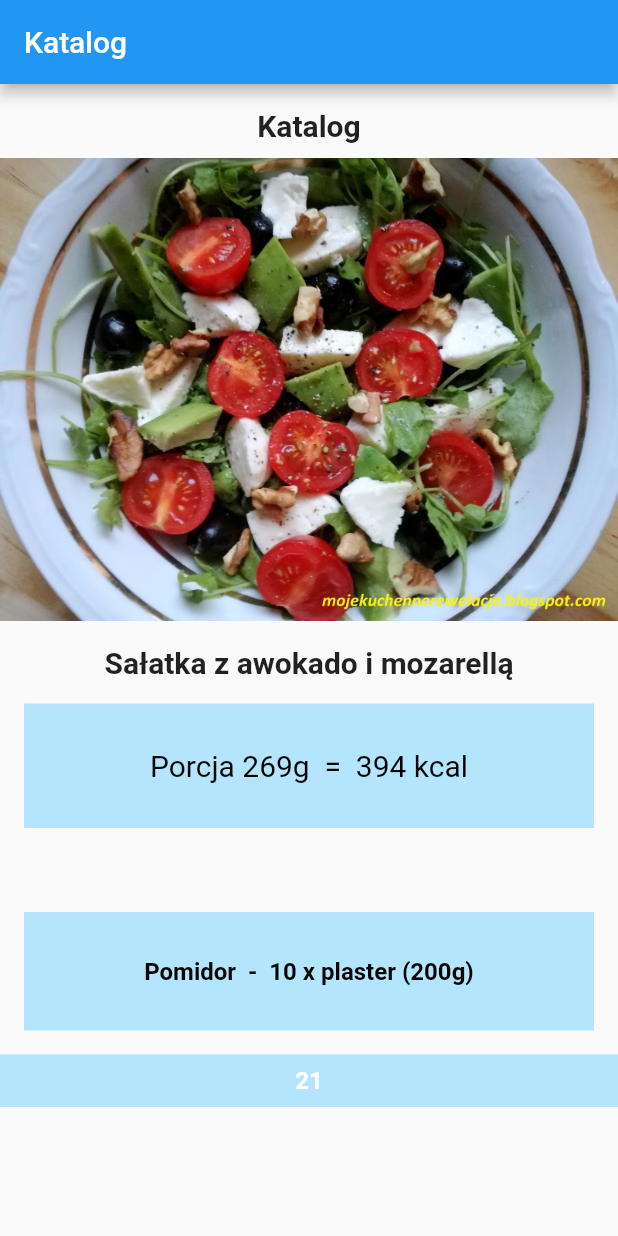
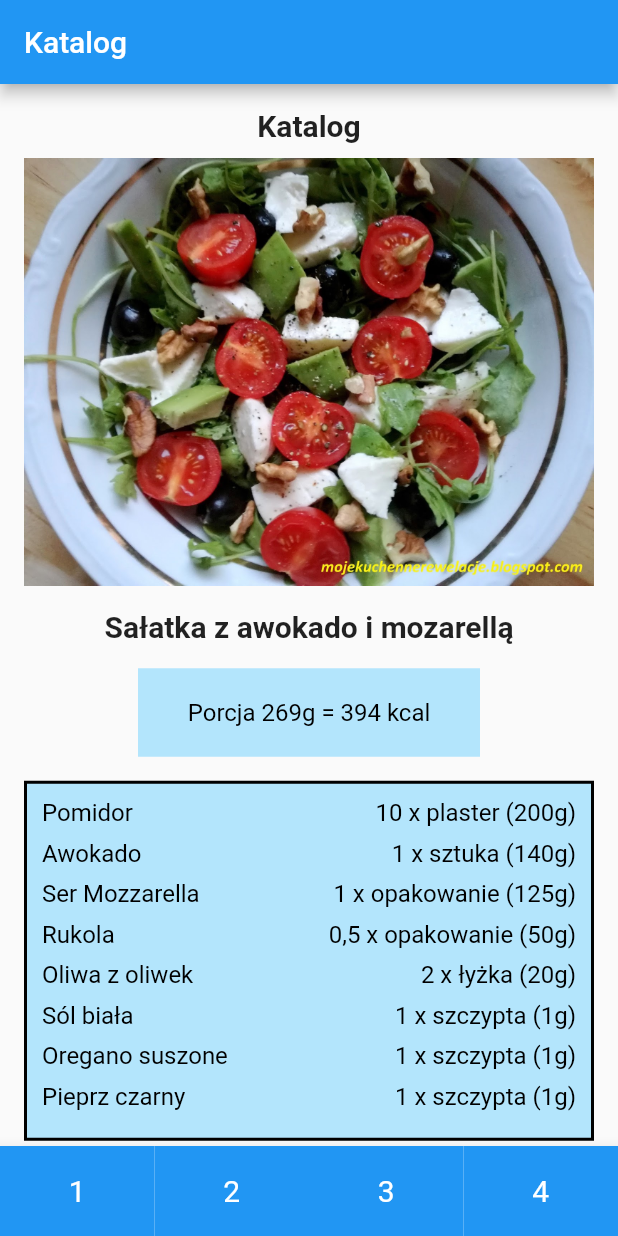
Before and after one commit to Jakub7G/ekran2, a Flutter app: the screen it shows after launch, on a phone screen of 412 x 824 dp. Run offline on Flutter 3.47's test engine with Material 2 defaults, Android fonts, the phone set to English and light mode, and no system bars.

Commit message:
Ekran 2-gi

```diff
--- a/lib/main.dart
+++ b/lib/main.dart
@@ -16,10 +16,13 @@ class MyApp extends StatelessWidget {
         appBar: AppBar(
           title: Text('Katalog'),
         ),
-        body: Column(
-          mainAxisAlignment: MainAxisAlignment.start,
+        body: SingleChildScrollView(
+          child: Padding(
+            padding: const EdgeInsets.all(16.0),
+            child: Column(
+              crossAxisAlignment: CrossAxisAlignment.start,
               children: [
-            SizedBox(height: 16),
+                SizedBox(height: 0.5),
                 Center(
                   child: Text(
                     'Katalog',
@@ -43,59 +46,113 @@ class MyApp extends StatelessWidget {
                 ),
                 SizedBox(height: 16),
                 Padding(
-              padding: EdgeInsets.symmetric(horizontal: 16),
+                  padding: EdgeInsets.symmetric(horizontal: 76),
                   child: Container(
                     width: double.infinity,
-                padding: EdgeInsets.all(30),
+                    padding: EdgeInsets.all(20),
                     color: Colors.lightBlue[100],
                     child: Text(
-                  'Porcja 269g  =  394 kcal',
+                      'Porcja 269g = 394 kcal',
                       style: TextStyle(
                         color: Colors.black,
-                    fontSize: 20,
+                        fontSize: 16,
                       ),
                       textAlign: TextAlign.center,
                     ),
                   ),
                 ),
-            SizedBox(height: 56),
-            Padding(
-              padding: EdgeInsets.symmetric(horizontal: 16),
-              child: Container(
-                width: double.infinity,
-                padding: EdgeInsets.all(30),
-                color: Colors.lightBlue[100],
-                child: Text(
-                  'Pomidor  -  10 x plaster (200g)',
-                  style: TextStyle(
-                    color: Colors.black,
-                    fontSize: 16,
-                    fontWeight: FontWeight.bold,
-                  ),
-                  textAlign: TextAlign.center,
+
+                SizedBox(height: 16),
+                CatalogTable(),
+              ],
             ),
           ),
         ),
-            SizedBox(height: 16),
-            Center(
-              child: Container(
-                width: double.infinity,
-                padding: EdgeInsets.all(8),
-                color: Colors.lightBlue[100],
-                child: Text(
-                  '21',
-                  style: TextStyle(
-                    color: Colors.white,
-                    fontSize: 16,
-                    fontWeight: FontWeight.bold,
+        bottomNavigationBar: BottomAppBar(
+          child: Row(
+            mainAxisAlignment: MainAxisAlignment.spaceEvenly,
+            children: [
+              _buildBottomNavItem('1', Colors.blue),
+              _buildBottomNavItem('2', Colors.blue),
+              _buildBottomNavItem('3', Colors.blue),
+              _buildBottomNavItem('4', Colors.blue),
+            ],
           ),
-                  textAlign: TextAlign.center,
-                ),
-              ),
-            ),
-          ],
         ),
       ),
     );
   }
 }
+
+class CatalogTable extends StatelessWidget {
+  @override
+  Widget build(BuildContext context) {
+    return Container(
+      decoration: BoxDecoration(
+        border: Border.all(
+          color: Colors.black,
+          width: 2,
+        ),
+        color: Colors.lightBlue[100],
+      ),
+      padding: EdgeInsets.all(10),
+      child: Column(
+        crossAxisAlignment: CrossAxisAlignment.start,
+        children: [
+          _buildTableRow('Pomidor', '10 x plaster (200g)'),
+          _buildTableRow('Awokado', '1 x sztuka (140g)'),
+          _buildTableRow('Ser Mozzarella', '1 x opakowanie (125g)'),
+          _buildTableRow('Rukola', '0,5 x opakowanie (50g)'),
+          _buildTableRow('Oliwa z oliwek', '2 x łyżka (20g)'),
+          _buildTableRow('Sól biała', '1 x szczypta (1g)'),
+          _buildTableRow('Oregano suszone', '1 x szczypta (1g)'),
+          _buildTableRow('Pieprz czarny', '1 x szczypta (1g)'),
+        ],
+      ),
+    );
+  }
+
+  Widget _buildTableRow(String name, String description) {
+    return Container(
+      margin: EdgeInsets.only(bottom: 8),
+      child: Row(
+        children: [
+          Expanded(
+            child: Text(
+              name,
+              style: TextStyle(
+                color: Colors.black,
+                fontSize: 16,
+              ),
+            ),
+          ),
+          Text(
+            description,
+            style: TextStyle(
+              color: Colors.black,
+              fontSize: 16,
+            ),
+          ),
+        ],
+      ),
+    );
+  }
+}
+
+Widget _buildBottomNavItem(String label, Color color) {
+  return Expanded(
+    child: Container(
+      height: 60,
+      color: color,
+      child: Center(
+        child: Text(
+          label,
+          style: TextStyle(
+            color: Colors.white,
+            fontSize: 20,
+          ),
+        ),
+      ),
+    ),
+  );
+}
```
Lines whose indentation alone changed are shown as unchanged.
